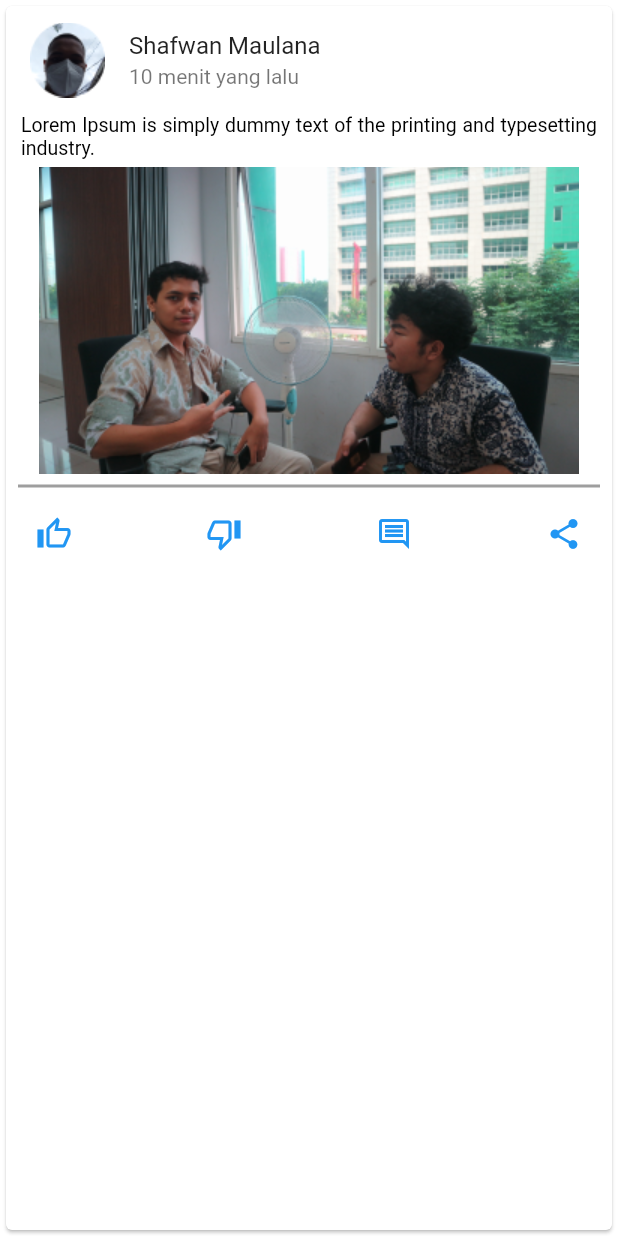
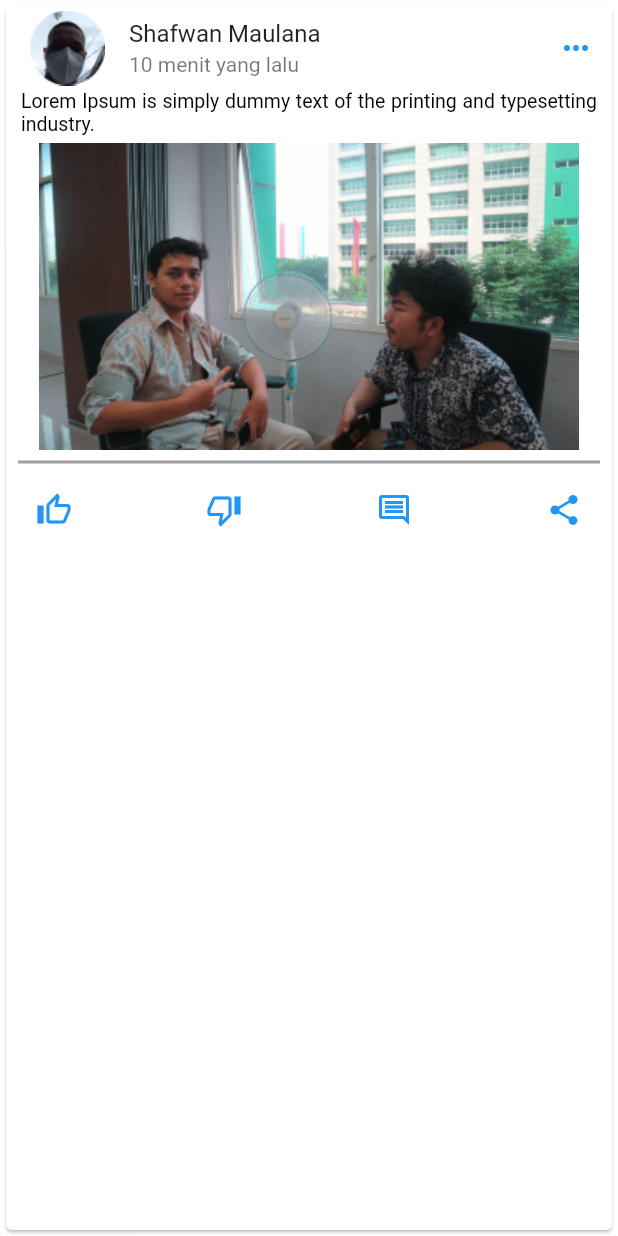
Before and after one commit to RolandRoman/Team-Final-Project-Collagen, a Flutter app: the Post1 widget shown alone on an empty page, opened directly, on a phone screen of 412 x 824 dp. Run offline on Flutter 3.47's test engine with Material 2 defaults, Android fonts, the phone set to English and light mode, and no system bars; our stand-ins replace chat_bubbles, flutter_slidable, google_fonts; missing offline and left inert: comment_box, onboarding; network calls fail; Roboto replaces fonts that are missing (Muli).

Commit message:
Update HomeBody.dart

```diff
--- a/Frontend/collagen/lib/Screens/NavBarBody/HomeBody.dart
+++ b/Frontend/collagen/lib/Screens/NavBarBody/HomeBody.dart
@@ -43,7 +43,7 @@ class _HomeBody extends State<HomeBody> {
                     onPressed: () {
                       Navigator.push(
                         context,
-                        MaterialPageRoute(builder: (context) => const NotifBody()),
+                        MaterialPageRoute(builder: (context) => NotifBody()),
                       );
                     }),
                 IconButton(
@@ -66,7 +66,7 @@ class _HomeBody extends State<HomeBody> {
                     onPressed: () {
                       Navigator.push(
                         context,
-                        MaterialPageRoute(builder: (context) => const PesanBody()),
+                        MaterialPageRoute(builder: (context) => PesanBody()),
                       );
                     }),
               ],
@@ -76,9 +76,7 @@ class _HomeBody extends State<HomeBody> {
         body: SafeArea(
           child: SingleChildScrollView(
             child: Column(
-              children: const <Widget>[
-                Post1(),
-                Post2(),
+              children: <Widget>[
                 Post1(),
                 Post2(),
               ],
@@ -99,13 +97,35 @@ class Post1 extends StatelessWidget {
       child: Column(
         mainAxisSize: MainAxisSize.max,
         children: <Widget>[
-          ListTile(
+          Container(
+            child: PreferredSize(
+              preferredSize: Size.fromHeight(50.0),
+              child: AppBar(
+                elevation: 0,
+                backgroundColor: Colors.white,
+                title: ListTile(
+                  contentPadding: EdgeInsets.symmetric(vertical: 10),
                   leading: Image.asset("assets/images/Picture1.png"),
-            title: const Text('Shafwan Maulana'),
-            subtitle: const Text('10 menit yang lalu'),
+                  title: Text(
+                    'Shafwan Maulana'
                   ),
-          const SizedBox(
-            width: 100,
+                  subtitle: Text(
+                    '10 menit yang lalu'
+                  ),
+                ),
+                titleTextStyle: const TextStyle(
+                    color: Colors.black, fontWeight: FontWeight.bold, fontSize: 20),
+                actions: <Widget>[
+                  IconButton(
+                    icon: const Icon(
+                      Icons.more_horiz_rounded,
+                      color: Colors.blue,
+                    ),
+                    onPressed: () {},
+                  ),
+                ],
+              ),
+            ),
           ),
           Row(
             children: const [
@@ -124,23 +144,24 @@ class Post1 extends StatelessWidget {
               )
             ],
           ),
-          const SizedBox(
+          SizedBox(
             height: 5,
           ),
           Image.asset("assets/images/PostImage.png"),
-          const Divider(
+          Divider(
             color: Colors.grey,
             thickness: 2,
             indent: 8,
             endIndent: 8,
           ),
-          Row(
+          Container(
+            child: Row(
               mainAxisAlignment: MainAxisAlignment.spaceBetween,
               children: [
                 Column(
                   children: <Widget>[
                     TextButton(
-                    child: const Icon(Icons.thumb_up_alt_outlined),
+                      child: Icon(Icons.thumb_up_alt_outlined),
                       onPressed: () {/* ... */},
                     ),
                   ],
@@ -151,7 +172,7 @@ class Post1 extends StatelessWidget {
                 Column(
                   children: <Widget>[
                     TextButton(
-                    child: const Icon(Icons.thumb_down_alt_outlined),
+                      child: Icon(Icons.thumb_down_alt_outlined),
                       onPressed: () {/* ... */},
                     ),
                   ],
@@ -162,7 +183,7 @@ class Post1 extends StatelessWidget {
                 Column(
                   children: <Widget>[
                     TextButton(
-                    child: const Icon(Icons.comment_outlined),
+                      child: Icon(Icons.comment_outlined),
                       onPressed: () {
                         Navigator.of(context).push(MaterialPageRoute(
                           builder: (context) {
@@ -179,12 +200,13 @@ class Post1 extends StatelessWidget {
                 Column(
                   children: <Widget>[
                     TextButton(
-                    child: const Icon(Icons.share),
+                      child: Icon(Icons.share),
                       onPressed: () {/* ... */},
                     ),
                   ],
                 ),
               ],
+            ),
           )
         ],
       ),
@@ -201,10 +223,35 @@ class Post2 extends StatelessWidget {
       child: Column(
         mainAxisSize: MainAxisSize.max,
         children: <Widget>[
-          ListTile(
+          Container(
+            child: PreferredSize(
+              preferredSize: Size.fromHeight(50.0),
+              child: AppBar(
+                elevation: 0,
+                backgroundColor: Colors.white,
+                title: ListTile(
+                  contentPadding: EdgeInsets.symmetric(vertical: 10),
                   leading: Image.asset("assets/images/Picture1.png"),
-            title: const Text('Shafwan Maulana'),
-            subtitle: const Text('10 menit yang lalu'),
+                  title: Text(
+                      'Shafwan Maulana'
+                  ),
+                  subtitle: Text(
+                      '20 menit yang lalu'
+                  ),
+                ),
+                titleTextStyle: const TextStyle(
+                    color: Colors.black, fontWeight: FontWeight.bold, fontSize: 20),
+                actions: <Widget>[
+                  IconButton(
+                    icon: const Icon(
+                      Icons.more_horiz_rounded,
+                      color: Colors.blue,
+                    ),
+                    onPressed: () {},
+                  ),
+                ],
+              ),
+            ),
           ),
           Row(
             children: const [
@@ -223,19 +270,20 @@ class Post2 extends StatelessWidget {
               )
             ],
           ),
-          const Divider(
+          Divider(
             color: Colors.grey,
             thickness: 2,
             indent: 8,
             endIndent: 8,
           ),
-          Row(
+          Container(
+            child: Row(
               mainAxisAlignment: MainAxisAlignment.spaceBetween,
               children: [
                 Column(
                   children: <Widget>[
                     TextButton(
-                    child: const Icon(Icons.thumb_up_alt_outlined),
+                      child: Icon(Icons.thumb_up_alt_outlined),
                       onPressed: () {/* ... */},
                     ),
                   ],
@@ -246,7 +294,7 @@ class Post2 extends StatelessWidget {
                 Column(
                   children: <Widget>[
                     TextButton(
-                    child: const Icon(Icons.thumb_down_alt_outlined),
+                      child: Icon(Icons.thumb_down_alt_outlined),
                       onPressed: () {/* ... */},
                     ),
                   ],
@@ -257,7 +305,7 @@ class Post2 extends StatelessWidget {
                 Column(
                   children: <Widget>[
                     TextButton(
-                    child: const Icon(Icons.comment_outlined),
+                      child: Icon(Icons.comment_outlined),
                       onPressed: () {
                         Navigator.push(
                           context,
@@ -280,6 +328,7 @@ class Post2 extends StatelessWidget {
                   ],
                 ),
               ],
+            ),
           )
         ],
       ),
```
Lines whose indentation alone changed are shown as unchanged.
